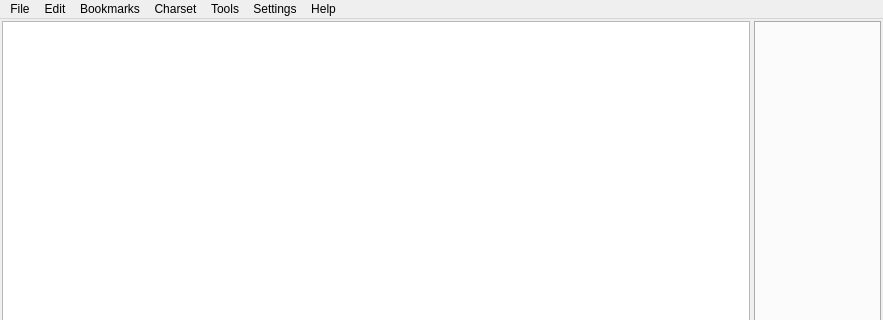
Above: main.ui from kernel1024/jpreader before the change; both pictures show x 0 to 883 and y 0 to 320 of the 883 by 656 pixel window. Below: the same form after it.
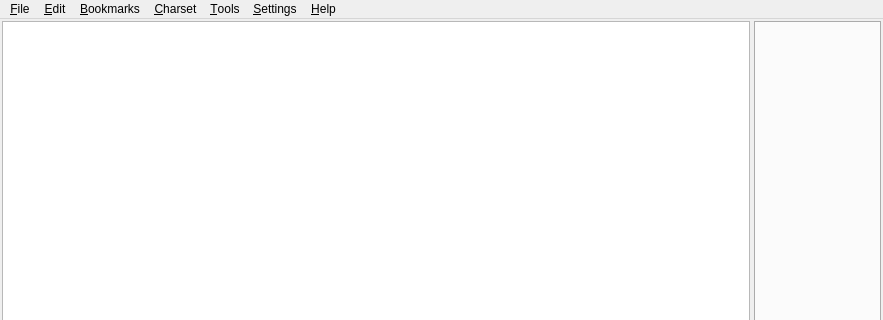
That is the form after the change. Icons and pictures are not drawn. Custom widgets are drawn as their Qt base class.

Diff of the .ui file:
```diff
--- a/main.ui
+++ b/main.ui
@@ -102,7 +102,7 @@
    </property>
    <widget class="QMenu" name="menuFile">
     <property name="title">
-     <string>File</string>
+     <string>&amp;File</string>
     </property>
     <addaction name="actionNew"/>
     <addaction name="actionNewSearch"/>
@@ -121,20 +121,20 @@
    </widget>
    <widget class="QMenu" name="menuBookmarks">
     <property name="title">
-     <string>Bookmarks</string>
+     <string>&amp;Bookmarks</string>
     </property>
     <addaction name="actionAddBM"/>
     <addaction name="separator"/>
    </widget>
    <widget class="QMenu" name="menuHelp">
     <property name="title">
-     <string>Help</string>
+     <string>&amp;Help</string>
     </property>
     <addaction name="actionAbout"/>
    </widget>
    <widget class="QMenu" name="menuEdit">
     <property name="title">
-     <string>Edit</string>
+     <string>&amp;Edit</string>
     </property>
     <addaction name="actionOpenCB"/>
     <addaction name="actionOpenCBPlain"/>
@@ -145,12 +145,12 @@
    </widget>
    <widget class="QMenu" name="menuCharset">
     <property name="title">
-     <string>Charset</string>
+     <string>&amp;Charset</string>
     </property>
    </widget>
    <widget class="QMenu" name="menuTools">
     <property name="title">
-     <string>Tools</string>
+     <string>&amp;Tools</string>
     </property>
     <widget class="QMenu" name="menuTranslationMode">
      <property name="title">
@@ -167,7 +167,7 @@
    </widget>
    <widget class="QMenu" name="menuSettings">
     <property name="title">
-     <string>Settings</string>
+     <string>&amp;Settings</string>
     </property>
    </widget>
    <addaction name="menuFile"/>
```
Left out of the diff: 51 changed lines with no effect on the pictures.
